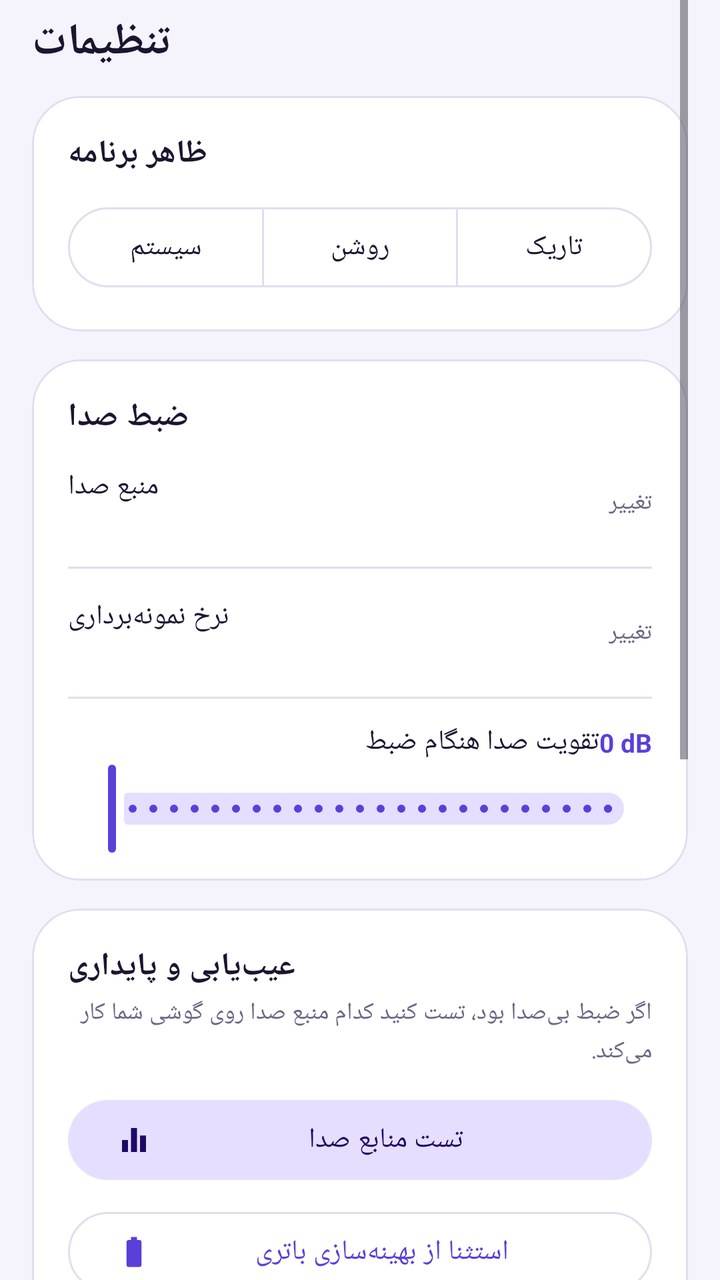
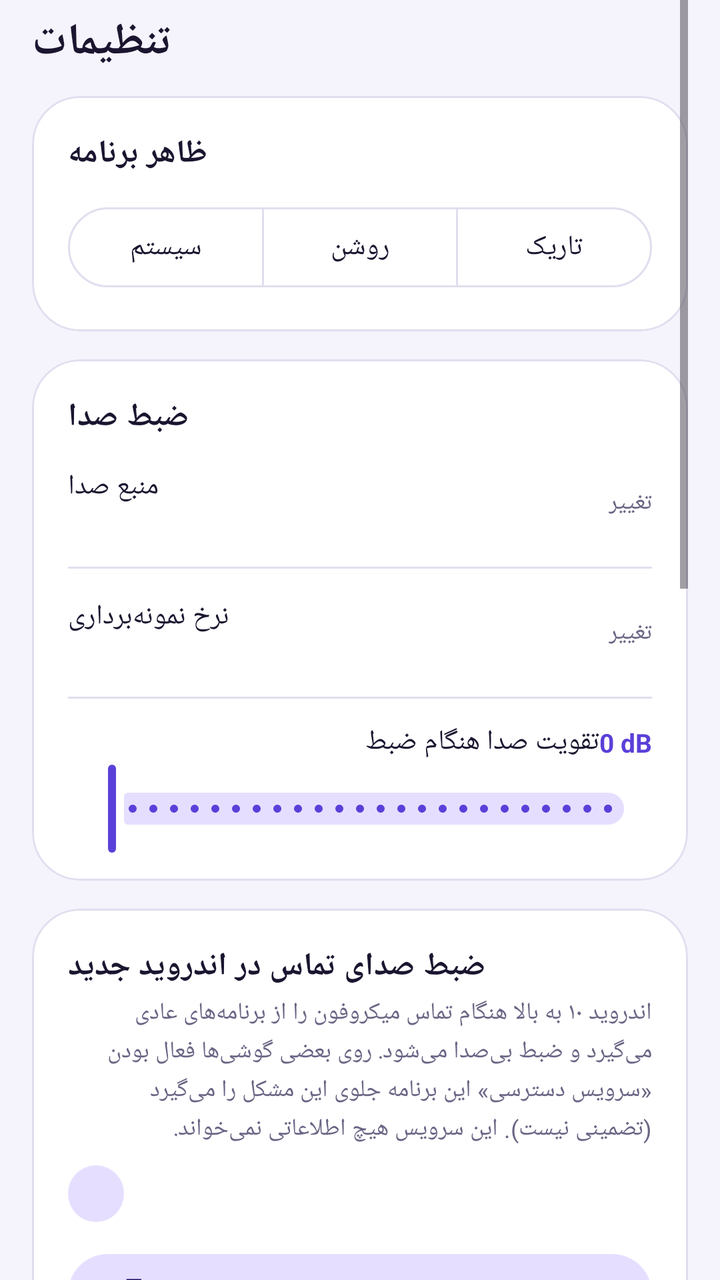

Compare the two renders of this Android layout. The source of the first and the diff that turns it into the second are given below.
<!-- AndroidManifest.xml: application theme Theme.CallRecorder -->
<!-- res/layout/page_settings.xml -->
<?xml version="1.0" encoding="utf-8"?>
<ScrollView xmlns:android="http://schemas.android.com/apk/res/android"
    xmlns:app="http://schemas.android.com/apk/res-auto"
    android:layout_width="match_parent"
    android:layout_height="match_parent"
    android:clipToPadding="false"
    android:fillViewport="true"
    android:paddingStart="16dp"
    android:paddingEnd="16dp"
    android:paddingBottom="16dp">

    <LinearLayout
        android:layout_width="match_parent"
        android:layout_height="wrap_content"
        android:orientation="vertical">

        <TextView
            android:layout_width="wrap_content"
            android:layout_height="wrap_content"
            android:paddingTop="6dp"
            android:paddingBottom="12dp"
            android:text="تنظیمات"
            android:textColor="@color/text"
            android:textSize="22sp"
            android:textStyle="bold" />

        
        <com.google.android.material.card.MaterialCardView
            android:layout_width="match_parent"
            android:layout_height="wrap_content"
            app:cardBackgroundColor="@color/card"
            app:cardCornerRadius="24dp"
            app:cardElevation="0dp"
            app:strokeColor="@color/outline"
            app:strokeWidth="1dp">

            <LinearLayout
                android:layout_width="match_parent"
                android:layout_height="wrap_content"
                android:orientation="vertical"
                android:padding="18dp">

                <TextView
                    android:layout_width="wrap_content"
                    android:layout_height="wrap_content"
                    android:text="ظاهر برنامه"
                    android:textColor="@color/text"
                    android:textSize="16sp"
                    android:textStyle="bold" />

                <com.google.android.material.button.MaterialButtonToggleGroup
                    android:id="@+id/toggleTheme"
                    android:layout_width="match_parent"
                    android:layout_height="wrap_content"
                    android:layout_marginTop="12dp"
                    app:selectionRequired="true"
                    app:singleSelection="true">

                    <com.google.android.material.button.MaterialButton
                        android:id="@+id/btnThemeSystem"
                        style="?attr/materialButtonOutlinedStyle"
                        android:layout_width="0dp"
                        android:layout_height="wrap_content"
                        android:layout_weight="1"
                        android:text="سیستم" />

                    <com.google.android.material.button.MaterialButton
                        android:id="@+id/btnThemeLight"
                        style="?attr/materialButtonOutlinedStyle"
                        android:layout_width="0dp"
                        android:layout_height="wrap_content"
                        android:layout_weight="1"
                        android:text="روشن" />

                    <com.google.android.material.button.MaterialButton
                        android:id="@+id/btnThemeDark"
                        style="?attr/materialButtonOutlinedStyle"
                        android:layout_width="0dp"
                        android:layout_height="wrap_content"
                        android:layout_weight="1"
                        android:text="تاریک" />
                </com.google.android.material.button.MaterialButtonToggleGroup>
            </LinearLayout>
        </com.google.android.material.card.MaterialCardView>

        
        <com.google.android.material.card.MaterialCardView
            android:layout_width="match_parent"
            android:layout_height="wrap_content"
            android:layout_marginTop="14dp"
            app:cardBackgroundColor="@color/card"
            app:cardCornerRadius="24dp"
            app:cardElevation="0dp"
            app:strokeColor="@color/outline"
            app:strokeWidth="1dp">

            <LinearLayout
                android:layout_width="match_parent"
                android:layout_height="wrap_content"
                android:orientation="vertical"
                android:paddingStart="18dp"
                android:paddingTop="18dp"
                android:paddingEnd="18dp"
                android:paddingBottom="12dp">

                <TextView
                    android:layout_width="wrap_content"
                    android:layout_height="wrap_content"
                    android:text="ضبط صدا"
                    android:textColor="@color/text"
                    android:textSize="16sp"
                    android:textStyle="bold" />

                <LinearLayout
                    android:id="@+id/rowSource"
                    android:layout_width="match_parent"
                    android:layout_height="wrap_content"
                    android:background="?attr/selectableItemBackground"
                    android:clickable="true"
                    android:focusable="true"
                    android:gravity="center_vertical"
                    android:minHeight="64dp"
                    android:orientation="horizontal">

                    <LinearLayout
                        android:layout_width="0dp"
                        android:layout_height="wrap_content"
                        android:layout_weight="1"
                        android:orientation="vertical">

                        <TextView
                            android:layout_width="wrap_content"
                            android:layout_height="wrap_content"
                            android:text="منبع صدا"
                            android:textColor="@color/text"
                            android:textSize="14sp" />

                        <TextView
                            android:id="@+id/tvSourceValue"
                            android:layout_width="wrap_content"
                            android:layout_height="wrap_content"
                            android:textColor="@color/primary"
                            android:textSize="12sp" />
                    </LinearLayout>

                    <TextView
                        android:layout_width="wrap_content"
                        android:layout_height="wrap_content"
                        android:text="تغییر"
                        android:textColor="@color/text_secondary"
                        android:textSize="12sp" />
                </LinearLayout>

                <View
                    android:layout_width="match_parent"
                    android:layout_height="1dp"
                    android:background="@drawable/bg_divider" />

                <LinearLayout
                    android:id="@+id/rowRate"
                    android:layout_width="match_parent"
                    android:layout_height="wrap_content"
                    android:background="?attr/selectableItemBackground"
                    android:clickable="true"
                    android:focusable="true"
                    android:gravity="center_vertical"
                    android:minHeight="64dp"
                    android:orientation="horizontal">

                    <LinearLayout
                        android:layout_width="0dp"
                        android:layout_height="wrap_content"
                        android:layout_weight="1"
                        android:orientation="vertical">

                        <TextView
                            android:layout_width="wrap_content"
                            android:layout_height="wrap_content"
                            android:text="نرخ نمونه‌برداری"
                            android:textColor="@color/text"
                            android:textSize="14sp" />

                        <TextView
                            android:id="@+id/tvRateValue"
                            android:layout_width="wrap_content"
                            android:layout_height="wrap_content"
                            android:textColor="@color/primary"
                            android:textSize="12sp" />
                    </LinearLayout>

                    <TextView
                        android:layout_width="wrap_content"
                        android:layout_height="wrap_content"
                        android:text="تغییر"
                        android:textColor="@color/text_secondary"
                        android:textSize="12sp" />
                </LinearLayout>

                <View
                    android:layout_width="match_parent"
                    android:layout_height="1dp"
                    android:background="@drawable/bg_divider" />

                <LinearLayout
                    android:layout_width="match_parent"
                    android:layout_height="wrap_content"
                    android:orientation="vertical"
                    android:paddingTop="12dp">

                    <LinearLayout
                        android:layout_width="match_parent"
                        android:layout_height="wrap_content"
                        android:orientation="horizontal">

                        <TextView
                            android:layout_width="0dp"
                            android:layout_height="wrap_content"
                            android:layout_weight="1"
                            android:text="تقویت صدا هنگام ضبط"
                            android:textColor="@color/text"
                            android:textSize="14sp" />

                        <TextView
                            android:id="@+id/tvGainValue"
                            android:layout_width="wrap_content"
                            android:layout_height="wrap_content"
                            android:layoutDirection="ltr"
                            android:text="0 dB"
                            android:textColor="@color/primary"
                            android:textSize="13sp"
                            android:textStyle="bold" />
                    </LinearLayout>

                    <com.google.android.material.slider.Slider
                        android:id="@+id/sliderGain"
                        android:layout_width="match_parent"
                        android:layout_height="wrap_content"
                        android:layoutDirection="ltr"
                        android:stepSize="1.0"
                        android:valueFrom="0.0"
                        android:valueTo="24.0"
                        app:labelBehavior="gone" />
                </LinearLayout>
            </LinearLayout>
        </com.google.android.material.card.MaterialCardView>

        
        <com.google.android.material.card.MaterialCardView
            android:layout_width="match_parent"
            android:layout_height="wrap_content"
            android:layout_marginTop="14dp"
            app:cardBackgroundColor="@color/card"
            app:cardCornerRadius="24dp"
            app:cardElevation="0dp"
            app:strokeColor="@color/outline"
            app:strokeWidth="1dp">

            <LinearLayout
                android:layout_width="match_parent"
                android:layout_height="wrap_content"
                android:orientation="vertical"
                android:padding="18dp">

                <TextView
                    android:layout_width="wrap_content"
                    android:layout_height="wrap_content"
                    android:text="عیب‌یابی و پایداری"
                    android:textColor="@color/text"
                    android:textSize="16sp"
                    android:textStyle="bold" />

                <TextView
                    android:layout_width="wrap_content"
                    android:layout_height="wrap_content"
                    android:layout_marginTop="4dp"
                    android:lineSpacingExtra="3dp"
                    android:text="اگر ضبط بی‌صدا بود، تست کنید کدام منبع صدا روی گوشی شما کار می‌کند."
                    android:textColor="@color/text_secondary"
                    android:textSize="12sp" />

                <com.google.android.material.button.MaterialButton
                    android:id="@+id/btnTestSources"
                    style="@style/Widget.Material3.Button.TonalButton"
                    android:layout_width="match_parent"
                    android:layout_height="wrap_content"
                    android:layout_marginTop="12dp"
                    android:text="تست منابع صدا"
                    app:icon="@drawable/ic_equalizer" />

                <com.google.android.material.button.MaterialButton
                    android:id="@+id/btnBattery"
                    style="?attr/materialButtonOutlinedStyle"
                    android:layout_width="match_parent"
                    android:layout_height="wrap_content"
                    android:layout_marginTop="8dp"
                    android:text="استثنا از بهینه‌سازی باتری"
                    app:icon="@drawable/ic_battery" />

                <com.google.android.material.button.MaterialButton
                    android:id="@+id/btnHelp"
                    style="?attr/materialButtonOutlinedStyle"
                    android:layout_width="match_parent"
                    android:layout_height="wrap_content"
                    android:layout_marginTop="8dp"
                    android:text="راهنمای ضبط تماس"
                    app:icon="@drawable/ic_help" />
            </LinearLayout>
        </com.google.android.material.card.MaterialCardView>

        
        <com.google.android.material.card.MaterialCardView
            android:layout_width="match_parent"
            android:layout_height="wrap_content"
            android:layout_marginTop="14dp"
            app:cardBackgroundColor="@color/card"
            app:cardCornerRadius="28dp"
            app:cardElevation="0dp"
            app:strokeColor="@color/outline"
            app:strokeWidth="1dp">

            <LinearLayout
                android:layout_width="match_parent"
                android:layout_height="wrap_content"
                android:gravity="center_horizontal"
                android:orientation="vertical"
                android:padding="22dp">

                <FrameLayout
                    android:layout_width="84dp"
                    android:layout_height="84dp"
                    android:background="@drawable/bg_avatar">

                    <TextView
                        android:layout_width="wrap_content"
                        android:layout_height="wrap_content"
                        android:layout_gravity="center"
                        android:text="MN"
                        android:textColor="#FFFFFF"
                        android:textSize="28sp"
                        android:textStyle="bold" />
                </FrameLayout>

                <TextView
                    android:layout_width="wrap_content"
                    android:layout_height="wrap_content"
                    android:layout_marginTop="14dp"
                    android:text="محمد علی نصیرزاده"
                    android:textColor="@color/text"
                    android:textSize="19sp"
                    android:textStyle="bold" />

                <TextView
                    android:layout_width="wrap_content"
                    android:layout_height="wrap_content"
                    android:layoutDirection="ltr"
                    android:text="Mohammad Ali Nasirzadeh"
                    android:textColor="@color/text_secondary"
                    android:textSize="12sp" />

                <TextView
                    android:layout_width="wrap_content"
                    android:layout_height="wrap_content"
                    android:layout_marginTop="8dp"
                    android:background="@drawable/bg_chip"
                    android:paddingStart="14dp"
                    android:paddingTop="5dp"
                    android:paddingEnd="14dp"
                    android:paddingBottom="5dp"
                    android:text="طراح و توسعه‌دهنده‌ی برنامه"
                    android:textColor="@color/on_primary_container"
                    android:textSize="12sp" />

                <com.google.android.material.button.MaterialButton
                    android:id="@+id/btnEmail"
                    style="@style/Widget.Material3.Button.TonalButton"
                    android:layout_width="match_parent"
                    android:layout_height="52dp"
                    android:layout_marginTop="16dp"
                    android:text="shikmizban@gmail.com"
                    app:icon="@drawable/ic_email"
                    app:iconGravity="textStart" />

                <TextView
                    android:id="@+id/tvVersion"
                    android:layout_width="wrap_content"
                    android:layout_height="wrap_content"
                    android:layout_marginTop="12dp"
                    android:layoutDirection="ltr"
                    android:text="Call Recorder Pro"
                    android:textColor="@color/text_secondary"
                    android:textSize="11sp" />
            </LinearLayout>
        </com.google.android.material.card.MaterialCardView>
    </LinearLayout>
</ScrollView>
<!-- resources referenced by this layout -->
<resources>
  <color name="card">#FFFFFF</color>
  <color name="on_primary_container">#1E0A66</color>
  <color name="outline">#E2DDEF</color>
  <color name="primary">#5B3FD9</color>
  <color name="text">#1B1530</color>
  <color name="text_secondary">#6B6585</color>
  <!-- drawable bg_avatar (drawable) -->
  <?xml version="1.0" encoding="utf-8"?>
  <shape xmlns:android="http://schemas.android.com/apk/res/android" android:shape="oval">
      <gradient android:angle="315" android:startColor="@color/grad_start" android:endColor="@color/grad_end" android:type="linear" />
  </shape>
  <!-- drawable bg_chip (drawable) -->
  <?xml version="1.0" encoding="utf-8"?>
  <shape xmlns:android="http://schemas.android.com/apk/res/android" android:shape="rectangle">
      <solid android:color="@color/primary_container" />
      <corners android:radius="20dp" />
  </shape>
  <!-- drawable bg_divider (drawable) -->
  <?xml version="1.0" encoding="utf-8"?>
  <shape xmlns:android="http://schemas.android.com/apk/res/android" android:shape="rectangle">
      <solid android:color="@color/outline" />
  </shape>
  <!-- drawable ic_battery (drawable) -->
  <?xml version="1.0" encoding="utf-8"?>
  <vector xmlns:android="http://schemas.android.com/apk/res/android"
      android:width="24dp"
      android:height="24dp"
      android:viewportWidth="24"
      android:viewportHeight="24">
      <path
          android:fillColor="#FF000000"
          android:pathData="M15.67,4H14V2h-4v2H8.33C7.6,4 7,4.6 7,5.33v15.33C7,21.4 7.6,22 8.33,22h7.33c0.74,0 1.34,-0.6 1.34,-1.33V5.33C17,4.6 16.4,4 15.67,4z" />
  </vector>
  <!-- drawable ic_email (drawable) -->
  <?xml version="1.0" encoding="utf-8"?>
  <vector xmlns:android="http://schemas.android.com/apk/res/android"
      android:width="24dp"
      android:height="24dp"
      android:viewportWidth="24"
      android:viewportHeight="24">
      <path
          android:fillColor="#FF000000"
          android:pathData="M20,4H4c-1.1,0 -1.99,0.9 -1.99,2L2,18c0,1.1 0.9,2 2,2h16c1.1,0 2,-0.9 2,-2V6c0,-1.1 -0.9,-2 -2,-2zM20,8l-8,5 -8,-5V6l8,5 8,-5v2z" />
  </vector>
  <!-- drawable ic_equalizer (drawable) -->
  <?xml version="1.0" encoding="utf-8"?>
  <vector xmlns:android="http://schemas.android.com/apk/res/android"
      android:width="24dp"
      android:height="24dp"
      android:viewportWidth="24"
      android:viewportHeight="24">
      <path
          android:fillColor="#FF000000"
          android:pathData="M10,20h4L14,4h-4v16zM4,20h4v-8L4,12v8zM16,9v11h4L20,9h-4z" />
  </vector>
  <style name="Theme.CallRecorder" parent="Base.Theme.CallRecorder" />
  <color name="grad_start">#7C5CFF</color>
  <color name="grad_end">#FF4D8D</color>
  <color name="primary_container">#E6DEFF</color>
  <color name="on_primary">#FFFFFF</color>
  <color name="surface">#FFFFFF</color>
  <color name="surface_variant">#ECE8F6</color>
  <color name="bg">#F5F3FC</color>
  <!-- unchanged entries left out for length: 2 -->
</resources>

<!-- the commit's change to res/layout/page_settings.xml (unified diff, before → after) -->
@@ -264,6 +264,64 @@
                 <TextView
                     android:layout_width="wrap_content"
                     android:layout_height="wrap_content"
+                    android:text="ضبط صدای تماس در اندروید جدید"
+                    android:textColor="@color/text"
+                    android:textSize="16sp"
+                    android:textStyle="bold" />
+
+                <TextView
+                    android:layout_width="wrap_content"
+                    android:layout_height="wrap_content"
+                    android:layout_marginTop="4dp"
+                    android:lineSpacingExtra="3dp"
+                    android:text="اندروید ۱۰ به بالا هنگام تماس میکروفون را از برنامه‌های عادی می‌گیرد و ضبط بی‌صدا می‌شود. روی بعضی گوشی‌ها فعال بودن «سرویس دسترسی» این برنامه جلوی این مشکل را می‌گیرد (تضمینی نیست). این سرویس هیچ اطلاعاتی نمی‌خواند."
+                    android:textColor="@color/text_secondary"
+                    android:textSize="12sp" />
+
+                <TextView
+                    android:id="@+id/tvA11yStatus"
+                    android:layout_width="wrap_content"
+                    android:layout_height="wrap_content"
+                    android:layout_marginTop="10dp"
+                    android:background="@drawable/bg_chip"
+                    android:paddingStart="14dp"
+                    android:paddingTop="6dp"
+                    android:paddingEnd="14dp"
+                    android:paddingBottom="6dp"
+                    android:textColor="@color/on_primary_container"
+                    android:textSize="12sp" />
+
+                <com.google.android.material.button.MaterialButton
+                    android:id="@+id/btnA11y"
+                    style="@style/Widget.Material3.Button.TonalButton"
+                    android:layout_width="match_parent"
+                    android:layout_height="wrap_content"
+                    android:layout_marginTop="12dp"
+                    android:text="فعال‌سازی سرویس دسترسی"
+                    app:icon="@drawable/ic_bolt" />
+            </LinearLayout>
+        </com.google.android.material.card.MaterialCardView>
+
+        
+        <com.google.android.material.card.MaterialCardView
+            android:layout_width="match_parent"
+            android:layout_height="wrap_content"
+            android:layout_marginTop="14dp"
+            app:cardBackgroundColor="@color/card"
+            app:cardCornerRadius="24dp"
+            app:cardElevation="0dp"
+            app:strokeColor="@color/outline"
+            app:strokeWidth="1dp">
+
+            <LinearLayout
+                android:layout_width="match_parent"
+                android:layout_height="wrap_content"
+                android:orientation="vertical"
+                android:padding="18dp">
+
+                <TextView
+                    android:layout_width="wrap_content"
+                    android:layout_height="wrap_content"
                     android:text="عیب‌یابی و پایداری"
                     android:textColor="@color/text"
                     android:textSize="16sp"
@@ -304,6 +362,15 @@
                     android:layout_marginTop="8dp"
                     android:text="راهنمای ضبط تماس"
                     app:icon="@drawable/ic_help" />
+
+                <com.google.android.material.button.MaterialButton
+                    android:id="@+id/btnReport"
+                    style="?attr/materialButtonOutlinedStyle"
+                    android:layout_width="match_parent"
+                    android:layout_height="wrap_content"
+                    android:layout_marginTop="8dp"
+                    android:text="ارسال گزارش عیب‌یابی"
+                    app:icon="@drawable/ic_share" />
             </LinearLayout>
         </com.google.android.material.card.MaterialCardView>
 
<!-- resource entries referenced after the edit -->
@@ -33,6 +33,17 @@
           android:fillColor="#FF000000"
           android:pathData="M15.67,4H14V2h-4v2H8.33C7.6,4 7,4.6 7,5.33v15.33C7,21.4 7.6,22 8.33,22h7.33c0.74,0 1.34,-0.6 1.34,-1.33V5.33C17,4.6 16.4,4 15.67,4z" />
   </vector>
+  <!-- drawable ic_bolt (drawable) -->
+  <?xml version="1.0" encoding="utf-8"?>
+  <vector xmlns:android="http://schemas.android.com/apk/res/android"
+      android:width="24dp"
+      android:height="24dp"
+      android:viewportWidth="24"
+      android:viewportHeight="24">
+      <path
+          android:fillColor="#FF000000"
+          android:pathData="M7,2v11h3v9l7,-12h-4l4,-8z" />
+  </vector>
   <!-- drawable ic_email (drawable) -->
   <?xml version="1.0" encoding="utf-8"?>
   <vector xmlns:android="http://schemas.android.com/apk/res/android"
@@ -55,6 +66,17 @@
           android:fillColor="#FF000000"
           android:pathData="M10,20h4L14,4h-4v16zM4,20h4v-8L4,12v8zM16,9v11h4L20,9h-4z" />
   </vector>
+  <!-- drawable ic_share (drawable) -->
+  <?xml version="1.0" encoding="utf-8"?>
+  <vector xmlns:android="http://schemas.android.com/apk/res/android"
+      android:width="24dp"
+      android:height="24dp"
+      android:viewportWidth="24"
+      android:viewportHeight="24">
+      <path
+          android:fillColor="#FF000000"
+          android:pathData="M18,16.08c-0.76,0 -1.44,0.3 -1.96,0.77L8.91,12.7c0.05,-0.23 0.09,-0.46 0.09,-0.7s-0.04,-0.47 -0.09,-0.7l7.05,-4.11c0.54,0.5 1.25,0.81 2.04,0.81 1.66,0 3,-1.34 3,-3s-1.34,-3 -3,-3 -3,1.34 -3,3c0,0.24 0.04,0.47 0.09,0.7L8.04,9.81C7.5,9.31 6.79,9 6,9c-1.66,0 -3,1.34 -3,3s1.34,3 3,3c0.79,0 1.5,-0.31 2.04,-0.81l7.12,4.16c-0.05,0.21 -0.08,0.43 -0.08,0.65 0,1.61 1.31,2.92 2.92,2.92 1.61,0 2.92,-1.31 2.92,-2.92s-1.31,-2.92 -2.92,-2.92z" />
+  </vector>
   <style name="Theme.CallRecorder" parent="Base.Theme.CallRecorder" />
   <color name="grad_start">#7C5CFF</color>
   <color name="grad_end">#FF4D8D</color>
